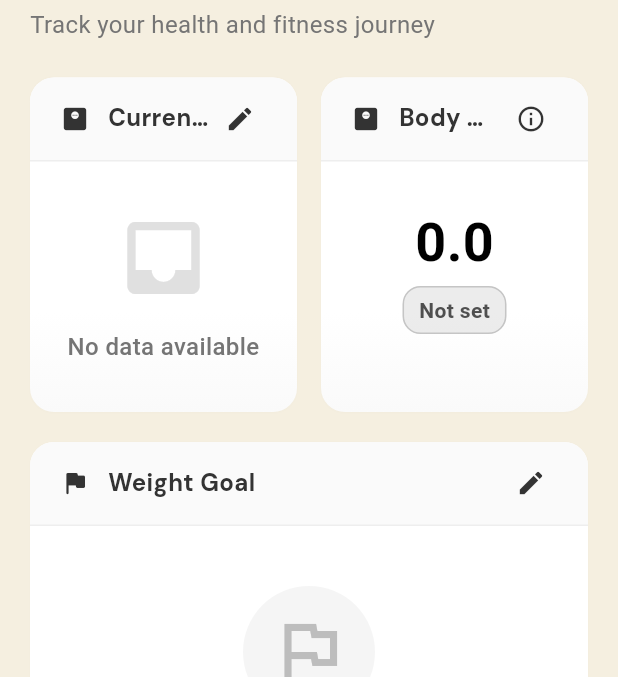
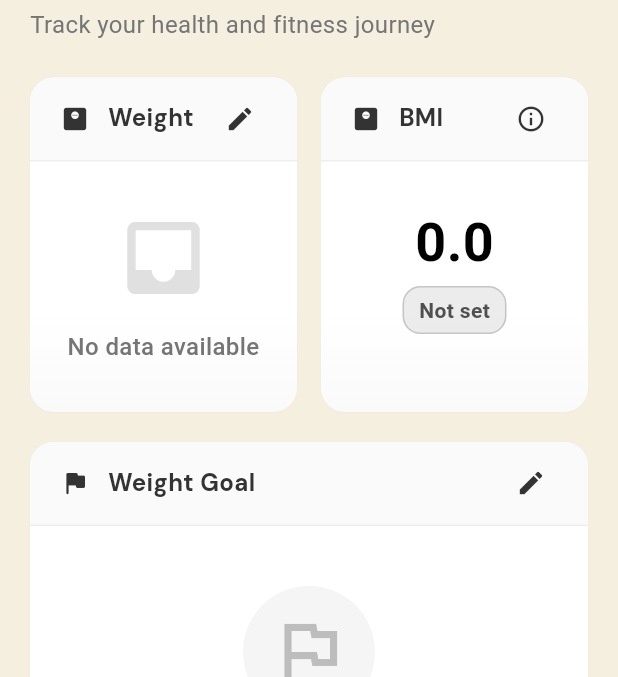
Before and after one commit to siho1117/food_cal, a Flutter app: the ProgressScreen screen opened by its route, on a phone screen of 412 x 824 dp, the part 77-754 px from its top. Run offline on Flutter 3.47's test engine with Material 3 defaults, Android fonts, the phone set to English and light mode, and no system bars; our stand-ins replace camera, curved_navigation_bar, flutter_dotenv, flutter_image_compress, google_fonts, image_picker and 1 more; accounts and stored records are empty.

Commit message:
Your commit message here

```diff
--- a/lib/widgets/progress/body_mass_index.dart
+++ b/lib/widgets/progress/body_mass_index.dart
@@ -188,7 +188,7 @@ class _BMIWidgetState extends State<BMIWidget> {
     );
 
     return MasterWidget(
-      title: 'Body Mass Index',
+      title: 'BMI',
       icon: Icons.monitor_weight_rounded,
       trailing: MasterWidget.createInfoButton(
         onPressed: _showBMIInfoDialog,
--- a/lib/widgets/progress/current_weight_widget.dart
+++ b/lib/widgets/progress/current_weight_widget.dart
@@ -92,7 +92,7 @@ class _CurrentWeightWidgetState extends State<CurrentWeightWidget> {
 
     // Use MasterWidget with standardized header and edit button
     return MasterWidget(
-      title: 'Current Weight',
+      title: 'Weight',
       icon: Icons.monitor_weight_rounded,
       textColor: textColor,
       iconColor: textColor,
```
